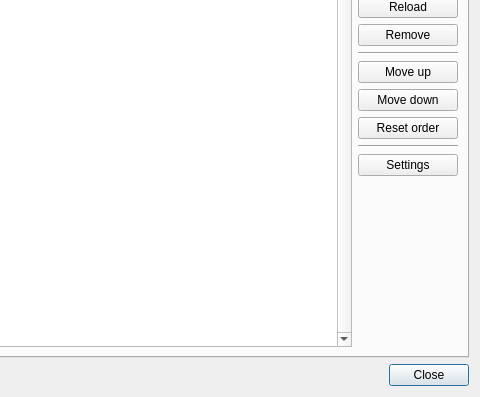
Old version of the form gui/dialogs/InstanceEditDialog.ui in the repository FreesmTeam/FreesmLauncher; both pictures show x 113 to 593 and y 171 to 568 of the 593 by 568 pixel window.
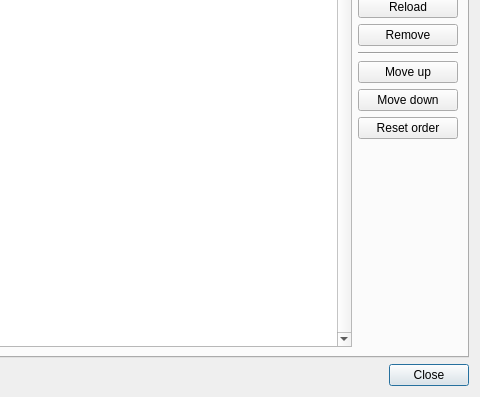
New version of the form. Custom widgets are drawn as their Qt base class.

Commit message: Move instance settings back to the main window.

```diff
--- a/gui/dialogs/InstanceEditDialog.ui
+++ b/gui/dialogs/InstanceEditDialog.ui
@@ -151,20 +151,6 @@
            </property>
           </widget>
          </item>
-         <item>
-          <widget class="Line" name="line_3">
-           <property name="orientation">
-            <enum>Qt::Horizontal</enum>
-           </property>
-          </widget>
-         </item>
-         <item>
-          <widget class="QPushButton" name="settingsBtn">
-           <property name="text">
-            <string>Settings</string>
-           </property>
-          </widget>
-         </item>
          <item>
           <spacer name="verticalSpacer_7">
            <property name="orientation">
```
The commit also changes 5 other files.
